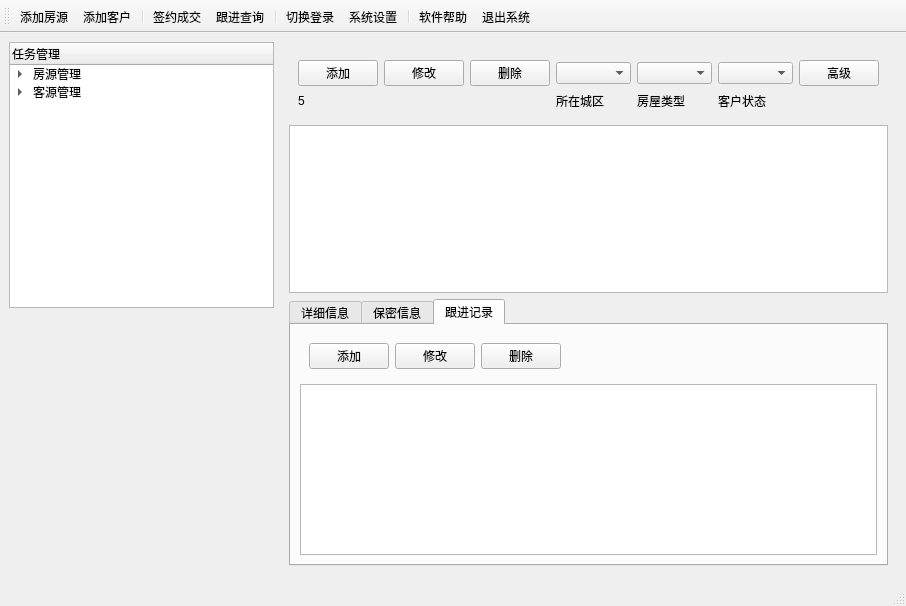
Above: mainwindow.ui from gmsh/fangchanzhongjie before the change. Below: the same form after it.
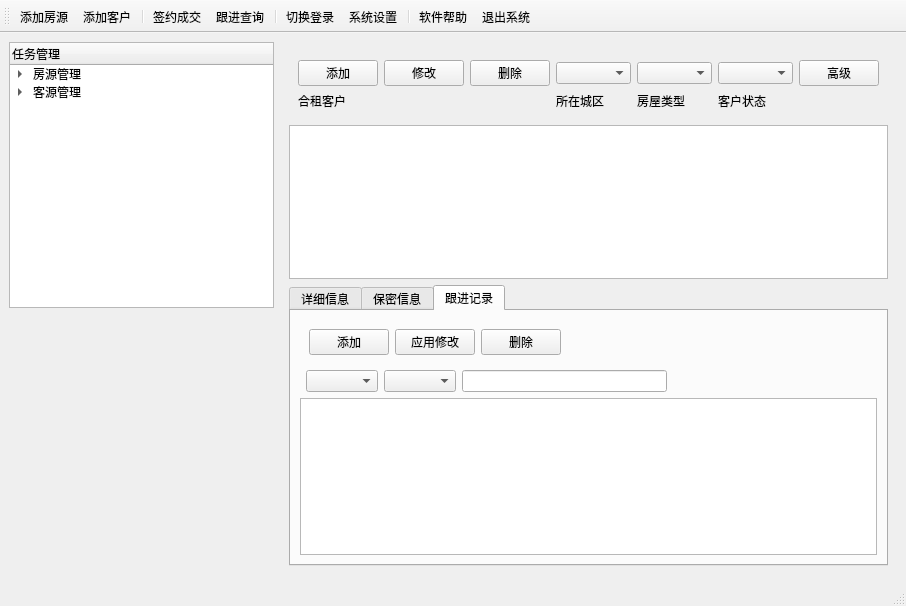
That is the form after the change. The open tabs and pages were chosen to show the change. Icons and pictures are not drawn.

Commit message: finish genjin module.

What changed in the file:
```diff
--- a/mainwindow.ui
+++ b/mainwindow.ui
@@ -2985,7 +2985,7 @@
                   </widget>
                  </item>
                  <item row="0" column="2">
-                  <widget class="QPushButton" name="genjin_deletePushButton_5">
+                <widget class="QPushButton" name="genjin_deletePushButton_4">
                    <property name="text">
                     <string>删除</string>
                    </property>
@@ -3104,6 +3104,13 @@
              </property>
             </widget>
            </item>
+           <item row="1" column="0">
+            <widget class="QLabel" name="label_78">
+             <property name="text">
+              <string>合租客户</string>
+             </property>
+            </widget>
+           </item>
            <item row="1" column="3">
             <widget class="QLabel" name="label_61">
              <property name="text">
@@ -3125,13 +3132,6 @@
              </property>
             </widget>
            </item>
-           <item row="1" column="0">
-            <widget class="QLabel" name="label_78">
-             <property name="text">
-              <string>5</string>
-             </property>
-            </widget>
-           </item>
           </layout>
          </widget>
         </item>
@@ -3527,9 +3527,7 @@
             <string>跟进记录</string>
            </attribute>
            <layout class="QGridLayout" name="gridLayout_35">
-            <item row="0" column="0">
-             <layout class="QVBoxLayout" name="verticalLayout_18">
-              <item>
+            <item row="0" column="0" colspan="5">
                <widget class="QWidget" name="widget_12" native="true">
                 <layout class="QGridLayout" name="gridLayout_36">
                  <item row="0" column="0">
@@ -3546,7 +3544,7 @@
                  <item row="0" column="1">
                   <widget class="QPushButton" name="genjin_modifyPushButton_5">
                    <property name="text">
-                    <string>修改</string>
+                  <string>应用修改</string>
                    </property>
                    <property name="icon">
                     <iconset resource="main.qrc">
@@ -3555,7 +3553,7 @@
                   </widget>
                  </item>
                  <item row="0" column="2">
-                  <widget class="QPushButton" name="genjin_deletePushButton_6">
+                <widget class="QPushButton" name="genjin_deletePushButton_5">
                    <property name="text">
                     <string>删除</string>
                    </property>
@@ -3581,10 +3579,30 @@
                 </layout>
                </widget>
               </item>
-              <item>
+            <item row="1" column="1">
+             <widget class="QComboBox" name="rcomboBox_5"/>
+            </item>
+            <item row="1" column="2">
+             <widget class="QComboBox" name="fcomboBox_5"/>
+            </item>
+            <item row="1" column="3">
+             <widget class="QLineEdit" name="nlineEdit_5"/>
+            </item>
+            <item row="1" column="4">
+             <spacer name="horizontalSpacer_48">
+              <property name="orientation">
+               <enum>Qt::Horizontal</enum>
+              </property>
+              <property name="sizeHint" stdset="0">
+               <size>
+                <width>164</width>
+                <height>20</height>
+               </size>
+              </property>
+             </spacer>
+            </item>
+            <item row="2" column="0" colspan="5">
                <widget class="QTableView" name="genjinTableView_5"/>
-              </item>
-             </layout>
             </item>
            </layout>
           </widget>
```
Left out of the diff: 178 changed lines with no effect on the pictures. Lines whose indentation alone changed are shown as unchanged. The commit also changes 7 other files.
